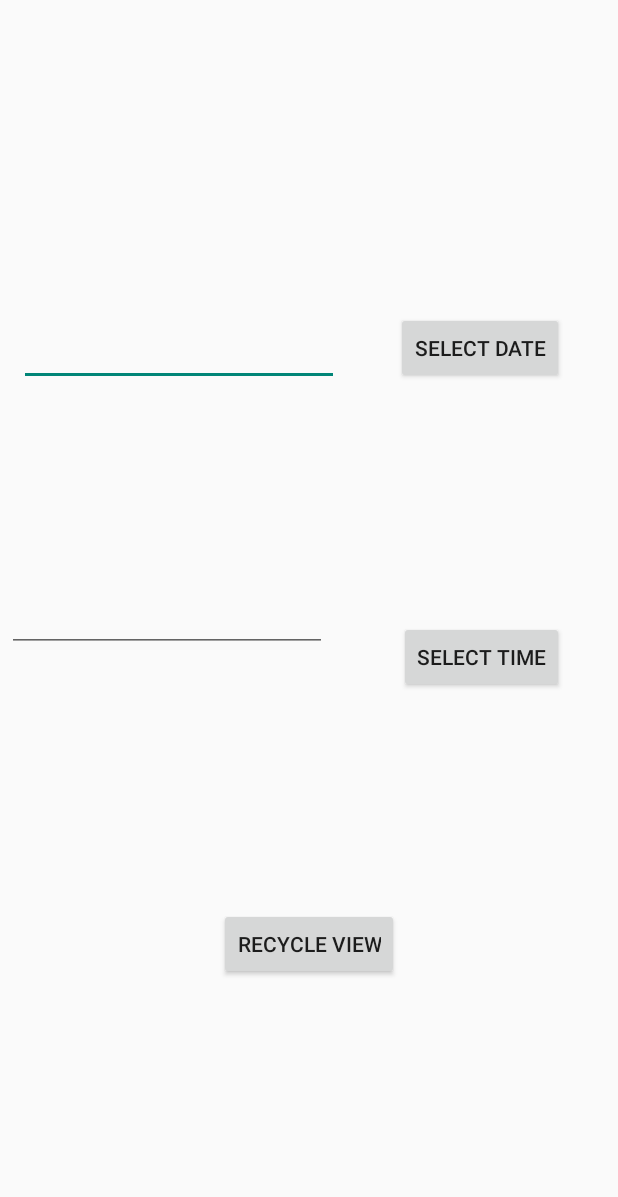
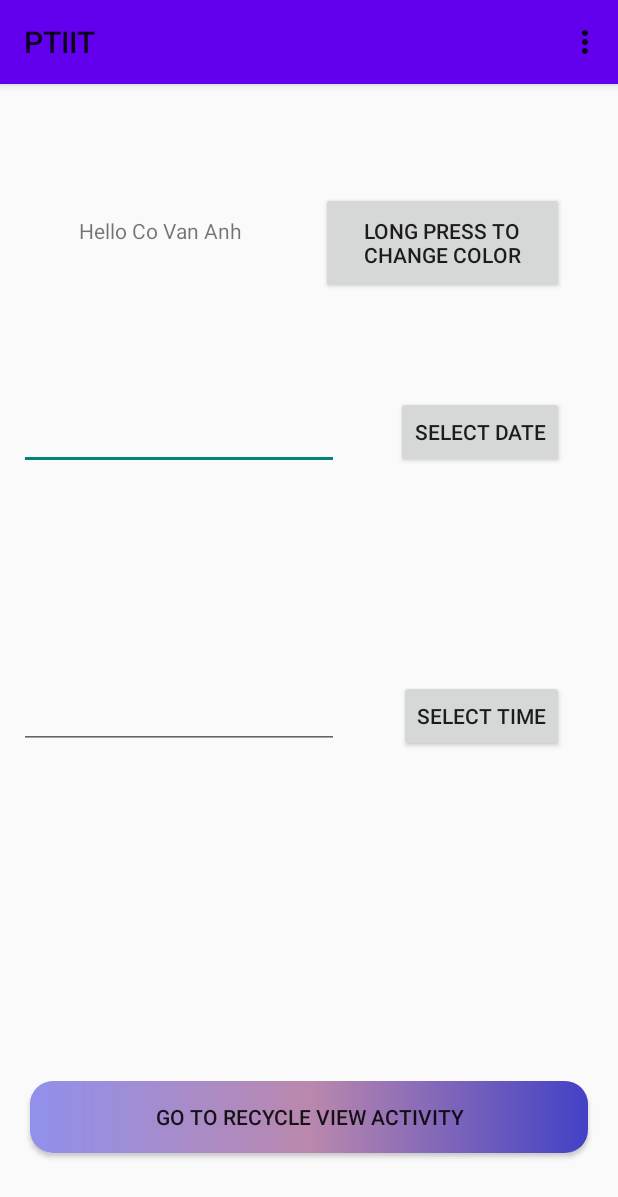
Before and after one commit to minhtamhoang207/Android-PTIT, an Android app: the screen it shows after launch (DateTimePickerActivity), on a phone screen of 412 x 824 dp. Shown: the top 1197 px of the screen. Run offline under Robolectric (Android 15) with nearby library versions, the phone set to English and light mode, and no system bars.

Commit message:
menu + context menu

```diff
--- a/app/src/main/res/layout/activity_date_time_picker.xml
+++ b/app/src/main/res/layout/activity_date_time_picker.xml
@@ -23,13 +23,13 @@
         android:layout_width="wrap_content"
         android:layout_height="wrap_content"
         android:layout_marginTop="132dp"
-        android:layout_marginEnd="48dp"
+        android:layout_marginEnd="40dp"
         android:ems="10"
         android:inputType="date"
         app:layout_constraintBottom_toBottomOf="parent"
         app:layout_constraintEnd_toStartOf="@+id/buttonTime"
         app:layout_constraintTop_toBottomOf="@+id/editTextDate"
-        app:layout_constraintVertical_bias="0.0" />
+        app:layout_constraintVertical_bias="0.026" />
 
     <Button
         android:id="@+id/buttonDate"
@@ -54,11 +54,36 @@
 
     <Button
         android:id="@+id/buttonGoToRecycleView"
+        android:layout_width="match_parent"
+        android:layout_height="wrap_content"
+        android:layout_marginHorizontal="20dp"
+        android:text="Go to recycle view activity"
+        android:background="@drawable/gradient"
+        app:layout_constraintBottom_toBottomOf="parent"
+        app:layout_constraintEnd_toEndOf="parent"
+        app:layout_constraintHorizontal_bias="0.209"
+        app:layout_constraintStart_toStartOf="parent"
+        app:layout_constraintTop_toBottomOf="@+id/editTextTime"
+        app:layout_constraintVertical_bias="0.799" />
+
+    <TextView
+        android:id="@+id/tv"
         android:layout_width="wrap_content"
         android:layout_height="wrap_content"
-        android:text="Recycle view"
-        app:layout_constraintBottom_toBottomOf="parent"
+        android:layout_marginTop="88dp"
+        android:text="Hello Co Van Anh"
+        app:layout_constraintEnd_toStartOf="@+id/bt"
+        app:layout_constraintHorizontal_bias="0.502"
+        app:layout_constraintStart_toStartOf="parent"
+        app:layout_constraintTop_toTopOf="parent" />
+
+    <Button
+        android:id="@+id/bt"
+        android:layout_width="162dp"
+        android:layout_height="68dp"
+        android:layout_marginTop="72dp"
+        android:layout_marginEnd="36dp"
+        android:text="Long press to change color"
         app:layout_constraintEnd_toEndOf="parent"
-        app:layout_constraintStart_toStartOf="parent"
-        app:layout_constraintTop_toBottomOf="@+id/editTextTime" />
+        app:layout_constraintTop_toTopOf="parent" />
 </androidx.constraintlayout.widget.ConstraintLayout>
--- /dev/null
+++ b/app/src/main/res/menu/my_menu.xml
@@ -0,0 +1,18 @@
+<?xml version="1.0" encoding="utf-8"?>
+<menu xmlns:android="http://schemas.android.com/apk/res/android">
+    <item android:title="File"
+        android:id="@+id/mFile"/>
+    <item android:title="Contact"
+        android:id="@+id/mContact">
+        <menu>
+            <item android:title="Email"
+                android:id="@+id/mEmail"/>
+            <item android:title="Phone"
+                android:id="@+id/mPhone"/>
+
+        </menu>
+    </item>
+    <item android:title="Exit"
+        android:id="@+id/mExit"/>
+
+</menu>
--- /dev/null
+++ b/app/src/main/res/menu/mycontextmenu.xml
@@ -0,0 +1,11 @@
+<?xml version="1.0" encoding="utf-8"?>
+<menu
+    xmlns:android="http://schemas.android.com/apk/res/android">
+    <item android:title="Red"
+        android:id="@+id/mRed"/>
+    <item android:title="Green"
+        android:id="@+id/mGreen"/>
+    <item android:title="Blue"
+        android:id="@+id/mBlue"/>
+
+</menu>
--- a/app/src/main/res/values/colors.xml
+++ b/app/src/main/res/values/colors.xml
@@ -9,4 +9,5 @@
     <color name="white">#FFFFFFFF</color>
     <color name="red">#FF0000</color>
     <color name="green">#13C316</color>
+    <color name="blue">#1757B5</color>
 </resources>
--- a/app/src/main/res/values/themes.xml
+++ b/app/src/main/res/values/themes.xml
@@ -1,6 +1,6 @@
 <resources xmlns:tools="http://schemas.android.com/tools">
     <!-- Base application theme. -->
-    <style name="Theme.PTIIT" parent="Theme.AppCompat.DayNight.NoActionBar">
+    <style name="Theme.PTIIT" parent="Theme.AppCompat.DayNight">
         <!-- Primary brand color. -->
         <item name="colorPrimary">@color/purple_500</item>
         <item name="colorPrimaryVariant">@color/purple_700</item>
```
Also changed, not shown: app/src/main/java/com/example/ptiit/DateTimePickerActivity.java (+69 -1 lines), app/src/main/java/com/example/ptiit/RecycleViewExample/RecycleViewAdapterActivity.java (+4 -4 lines).
